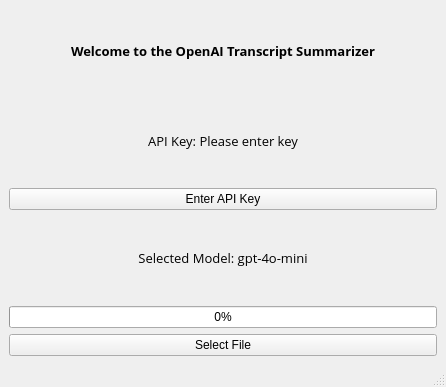
Before: the Qt Designer form gui/main_window.ui in NosherKhan/OpenAI-Call-Summary, drawn with Qt 5.
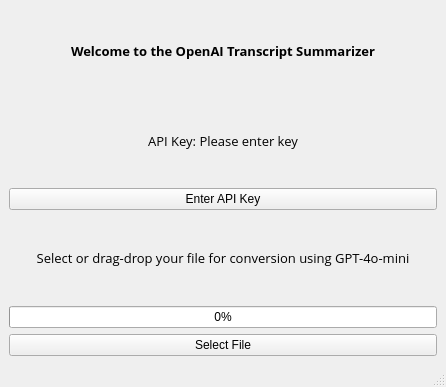
After: the same form once the commit is applied.

Commit message: Added drag/drop functionality

```diff
--- a/gui/main_window.ui
+++ b/gui/main_window.ui
@@ -68,7 +68,7 @@
        </font>
       </property>
       <property name="text">
-       <string>Selected Model: gpt-4o-mini</string>
+       <string>Select or drag-drop your file for conversion using GPT-4o-mini</string>
       </property>
       <property name="alignment">
        <set>Qt::AlignCenter</set>
```
The commit also changes 1 other file.
